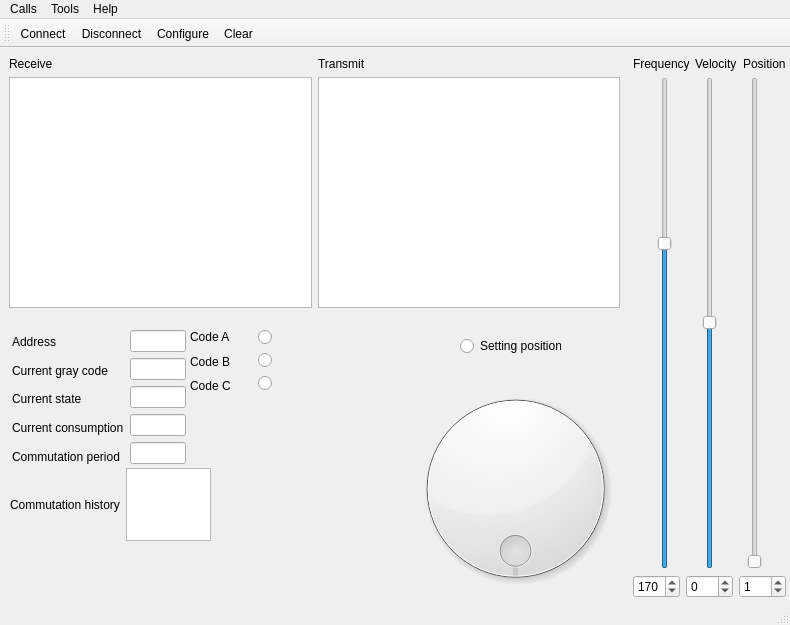
The window that mainwindow.ui (RunoVj/Terminal) describes before a commit, drawn with Qt 5.
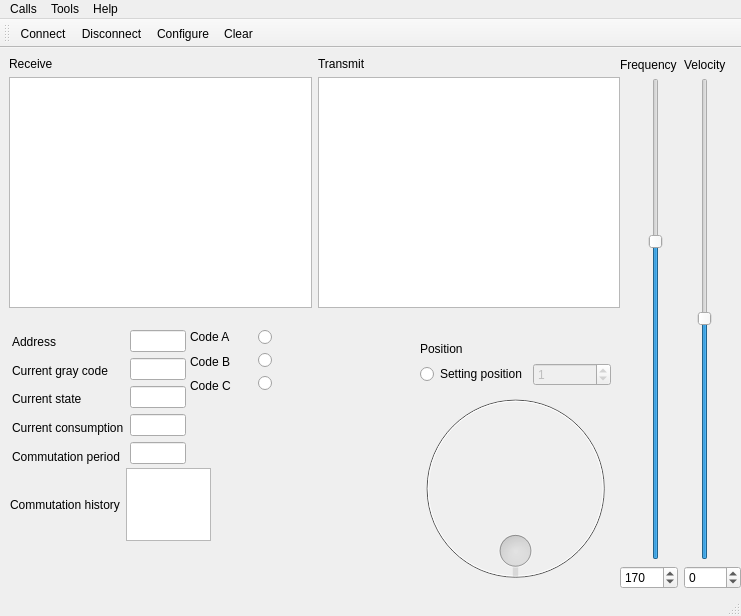
The same window after the commit. Icons and pictures are not drawn.

Diff of the .ui file:
```diff
--- a/mainwindow.ui
+++ b/mainwindow.ui
@@ -6,8 +6,8 @@
    <rect>
     <x>0</x>
     <y>0</y>
-    <width>790</width>
-    <height>625</height>
+    <width>741</width>
+    <height>616</height>
    </rect>
   </property>
   <property name="windowTitle">
@@ -63,10 +63,10 @@
    <widget class="QWidget" name="layoutWidget">
     <property name="geometry">
      <rect>
-      <x>633</x>
-      <y>9</y>
-      <width>153</width>
-      <height>541</height>
+      <x>620</x>
+      <y>10</y>
+      <width>121</width>
+      <height>531</height>
      </rect>
     </property>
     <layout class="QVBoxLayout" name="verticalLayout">
@@ -86,13 +86,6 @@
          </property>
         </widget>
        </item>
-       <item>
-        <widget class="QLabel" name="label_2">
-         <property name="text">
-          <string>Position</string>
-         </property>
-        </widget>
-       </item>
       </layout>
      </item>
      <item>
@@ -129,28 +122,6 @@
          </property>
         </widget>
        </item>
-       <item>
-        <widget class="QSlider" name="verticalSliderPosition">
-         <property name="minimum">
-          <number>1</number>
-         </property>
-         <property name="maximum">
-          <number>6</number>
-         </property>
-         <property name="singleStep">
-          <number>1</number>
-         </property>
-         <property name="pageStep">
-          <number>1</number>
-         </property>
-         <property name="orientation">
-          <enum>Qt::Vertical</enum>
-         </property>
-         <property name="invertedAppearance">
-          <bool>false</bool>
-         </property>
-        </widget>
-       </item>
       </layout>
      </item>
      <item>
@@ -178,39 +149,10 @@
          </property>
         </widget>
        </item>
-       <item>
-        <widget class="QSpinBox" name="spinBoxPosition">
-         <property name="minimum">
-          <number>-127</number>
-         </property>
-         <property name="maximum">
-          <number>128</number>
-         </property>
-         <property name="value">
-          <number>1</number>
-         </property>
-        </widget>
-       </item>
       </layout>
      </item>
     </layout>
    </widget>
-   <widget class="QRadioButton" name="radioButton">
-    <property name="geometry">
-     <rect>
-      <x>460</x>
-      <y>290</y>
-      <width>101</width>
-      <height>16</height>
-     </rect>
-    </property>
-    <property name="text">
-     <string>Setting position</string>
-    </property>
-    <property name="autoExclusive">
-     <bool>false</bool>
-    </property>
-   </widget>
    <widget class="QWidget" name="layoutWidget">
     <property name="geometry">
      <rect>
@@ -520,6 +462,9 @@
     </layout>
    </widget>
    <widget class="QDial" name="dial">
+    <property name="enabled">
+     <bool>false</bool>
+    </property>
     <property name="geometry">
      <rect>
       <x>400</x>
@@ -544,14 +489,63 @@
      <bool>true</bool>
     </property>
    </widget>
+   <widget class="QWidget" name="layoutWidget">
+    <property name="geometry">
+     <rect>
+      <x>420</x>
+      <y>292</y>
+      <width>191</width>
+      <height>46</height>
+     </rect>
+    </property>
+    <layout class="QVBoxLayout" name="verticalLayout_7">
+     <item>
+      <widget class="QLabel" name="label_2">
+       <property name="text">
+        <string>Position</string>
+       </property>
+      </widget>
+     </item>
+     <item>
+      <layout class="QHBoxLayout" name="horizontalLayout_14">
+       <item>
+        <widget class="QRadioButton" name="radioButton">
+         <property name="text">
+          <string>Setting position</string>
+         </property>
+         <property name="autoExclusive">
+          <bool>false</bool>
+         </property>
+        </widget>
+       </item>
+       <item>
+        <widget class="QSpinBox" name="spinBoxPosition">
+         <property name="enabled">
+          <bool>false</bool>
+         </property>
+         <property name="minimum">
+          <number>-127</number>
+         </property>
+         <property name="maximum">
+          <number>128</number>
+         </property>
+         <property name="value">
+          <number>1</number>
+         </property>
+        </widget>
+       </item>
+      </layout>
+     </item>
+    </layout>
+   </widget>
   </widget>
   <widget class="QMenuBar" name="menubar">
    <property name="geometry">
     <rect>
      <x>0</x>
      <y>0</y>
-     <width>790</width>
-     <height>21</height>
+     <width>741</width>
+     <height>20</height>
     </rect>
    </property>
    <widget class="QMenu" name="menuCalls">
```
Left out of the diff: 131 changed lines with no effect on the pictures.
